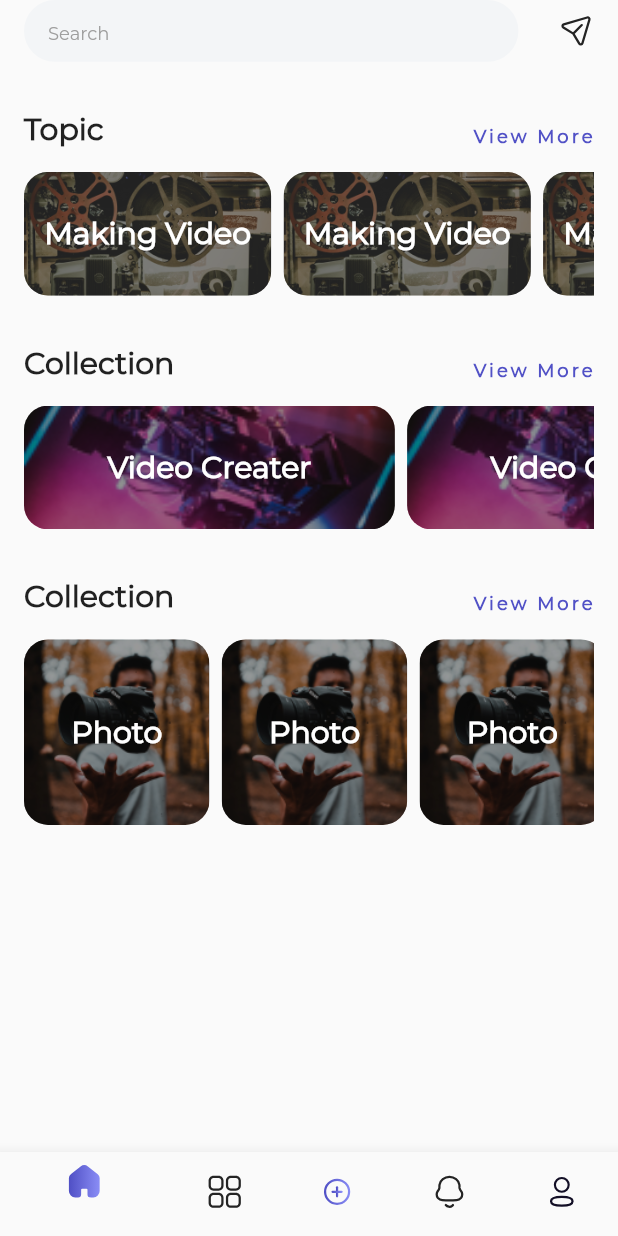
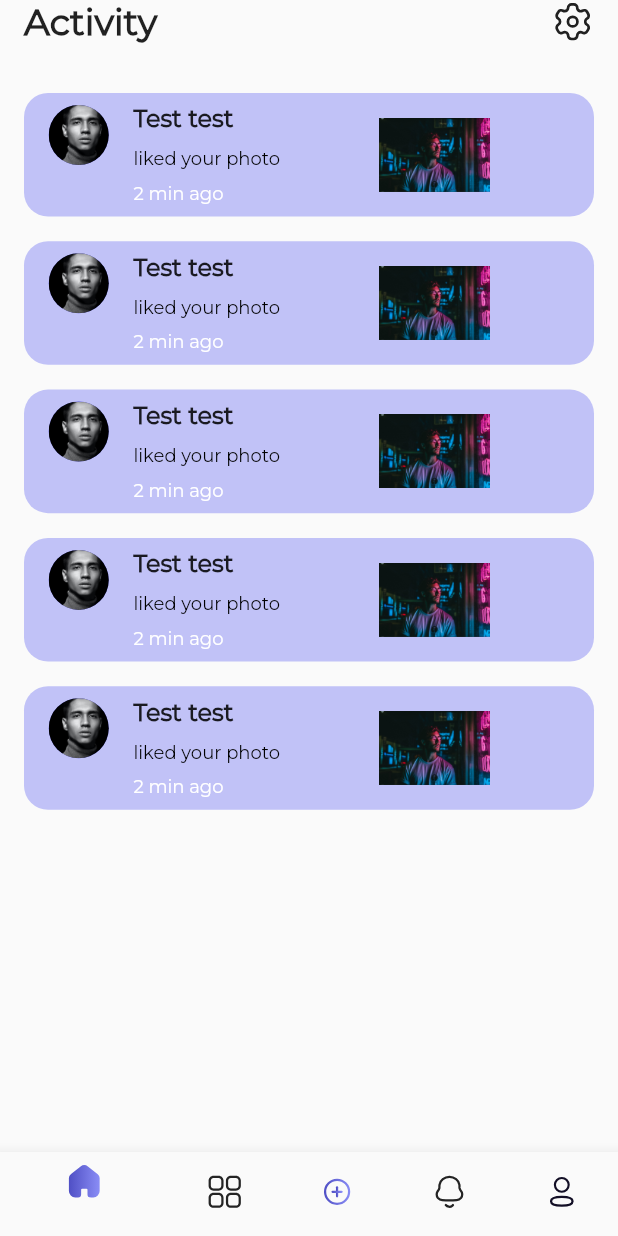
Before and after one commit to batuhanozkandev/send-post-app, a Flutter app: the BaseScreen screen opened by its route, swiped to page 4, on a phone screen of 412 x 824 dp. Run offline on Flutter 3.47's test engine with Material 2 defaults, Android fonts, the phone set to English and light mode, and no system bars; our stand-ins replace cloud_firestore, firebase_auth, firebase_core, flutter_svg, form_builder_validators, get and 1 more; accounts and stored records are empty.

Commit message:
add - notification screen

```diff
--- a/lib/core/configs/getX/page_routes.dart
+++ b/lib/core/configs/getX/page_routes.dart
@@ -3,6 +3,7 @@ import 'package:send_post_app/core/constants/app_routes.dart';
 import 'package:send_post_app/modules/auth/sign_up/presenter/sign_up_screen.dart';
 import 'package:send_post_app/modules/boarding/presenter/boarding_screen.dart';
 import 'package:send_post_app/modules/home/presenter/home_screen.dart';
+import 'package:send_post_app/modules/notification/presenter/notifications_screen.dart';
 import 'package:send_post_app/modules/profile/profile_screen.dart';
 
 import '../../../modules/auth/log_in/presenters/log_in_screen.dart';
@@ -38,4 +39,8 @@ List<GetPage<dynamic>>? pages = [
     name: AppRoutes.category,
     page: () => const CategoryScreen(),
   ),
+  GetPage(
+    name: AppRoutes.notification,
+    page: () => const NotificationScreen(),
+  ),
 ];
--- a/lib/core/constants/app_routes.dart
+++ b/lib/core/constants/app_routes.dart
@@ -6,4 +6,5 @@ class AppRoutes {
   static const String profile = '/profile';
   static const String category = '/category';
   static const String base = '/base';
+  static const String notification = '/notification';
 }
--- a/lib/core/extensions/space.dart
+++ b/lib/core/extensions/space.dart
@@ -23,6 +23,10 @@ extension SpaceExtendion on BuildContext {
       );
 
   // Space | Height
+  SizedBox get yyySmall => SizedBox(
+        height: MediaQuery.of(this).size.height * 0.01,
+      );
+
   SizedBox get yySmall => SizedBox(
         height: MediaQuery.of(this).size.height * 0.02,
       );
--- /dev/null
+++ b/lib/models/avatar_model.dart
@@ -0,0 +1,25 @@
+import 'package:flutter/material.dart';
+
+import '../core/constants/app_images.dart';
+
+class AvatarModel extends StatelessWidget {
+  const AvatarModel({
+    super.key,
+    this.url,
+    this.radius,
+  });
+
+  final String? url;
+  final double? radius;
+
+  @override
+  Widget build(BuildContext context) {
+    return CircleAvatar(
+      foregroundImage: AssetImage(
+        //post.owner?.avatarUrl ?? AppImages.dummyAvatar,
+        url ?? AppImages.dummyAvatar,
+      ),
+      radius: radius ?? 20,
+    );
+  }
+}
--- /dev/null
+++ b/lib/models/settings_icon.dart
@@ -0,0 +1,25 @@
+import 'package:flutter/material.dart';
+import 'package:flutter_svg/svg.dart';
+import 'package:send_post_app/core/extensions/sizer.dart';
+
+import '../core/constants/app_icons.dart';
+
+class SettingsIcon extends StatelessWidget {
+  const SettingsIcon({
+    super.key,
+    this.onTap,
+  });
+
+  final void Function()? onTap;
+
+  @override
+  Widget build(BuildContext context) {
+    return GestureDetector(
+      onTap: onTap ?? () {},
+      child: SvgPicture.asset(
+        AppIcons.settings,
+        height: context.widthOfScreen(7),
+      ),
+    );
+  }
+}
--- a/lib/modules/base/infra/models/bottom_navigation_bar_item.dart
+++ /dev/null
@@ -1,29 +0,0 @@
-import 'package:flutter/material.dart';
-import 'package:flutter_svg/svg.dart';
-
-import '../../../../core/constants/app_icons.dart';
-
-List<BottomNavigationBarItem> navBarItemList = [
-  BottomNavigationBarItem(
-    activeIcon: SvgPicture.asset(AppIcons.homeFilled),
-    label: '',
-    icon: SvgPicture.asset(AppIcons.home),
-  ),
-  BottomNavigationBarItem(
-    label: '',
-    icon: SvgPicture.asset(AppIcons.category),
-    activeIcon: SvgPicture.asset(AppIcons.categoryFilled),
-  ),
-  BottomNavigationBarItem(
-    label: '',
-    icon: SvgPicture.asset(AppIcons.addCircle),
-  ),
-  BottomNavigationBarItem(
-    label: '',
-    icon: SvgPicture.asset(AppIcons.notification),
-  ),
-  BottomNavigationBarItem(
-    label: '',
-    icon: SvgPicture.asset(AppIcons.profile),
-  ),
-];
--- a/lib/modules/base/presenter/base_screen.dart
+++ b/lib/modules/base/presenter/base_screen.dart
@@ -3,6 +3,7 @@ import 'package:flutter_svg/svg.dart';
 import 'package:get/get.dart';
 import 'package:send_post_app/modules/category/presenter/category_screen.dart';
 import 'package:send_post_app/modules/home/presenter/home_screen.dart';
+import 'package:send_post_app/modules/notification/presenter/notifications_screen.dart';
 
 import '../../../core/constants/app_icons.dart';
 import '../infra/datasources/base_screen_controller.dart';
@@ -82,7 +83,7 @@ class BaseScreen extends GetWidget<BaseScreenController> {
               HomeScreen(),
               CategoryScreen(),
               HomeScreen(),
-              CategoryScreen(),
+              NotificationScreen(),
               CategoryScreen(),
             ],
           )),
--- a/lib/modules/home/presenter/widgets/post/post_header.dart
+++ b/lib/modules/home/presenter/widgets/post/post_header.dart
@@ -4,8 +4,8 @@ import 'package:send_post_app/core/extensions/date.dart';
 import 'package:send_post_app/core/extensions/space.dart';
 import 'package:send_post_app/core/extensions/theme.dart';
 
-import '../../../../../core/constants/app_images.dart';
 import '../../../../../entities/post.dart';
+import '../../../../../models/avatar_model.dart';
 
 class PostHeader extends StatelessWidget {
   const PostHeader({
@@ -23,11 +23,7 @@ class PostHeader extends StatelessWidget {
         // Avatar of post
         Row(
           children: [
-            CircleAvatar(
-              foregroundImage: AssetImage(
-                post.owner?.avatarUrl ?? AppImages.dummyAvatar,
-              ),
-            ),
+            AvatarModel(url: post.owner?.avatarUrl),
             context.xSmall,
             Text(
               post.owner?.userName ?? 'Anonymous User',
--- /dev/null
+++ b/lib/modules/notification/infra/datasources/notification_screen_controller.dart
@@ -0,0 +1,3 @@
+import 'package:send_post_app/core/configs/getX/base_controller.dart';
+
+class NotificationScreenController extends BaseController {}
--- /dev/null
+++ b/lib/modules/notification/infra/models/notification_card.dart
@@ -0,0 +1,59 @@
+import 'package:flutter/material.dart';
+import 'package:send_post_app/core/extensions/sizer.dart';
+import 'package:send_post_app/core/extensions/space.dart';
+import 'package:send_post_app/core/extensions/theme.dart';
+
+import '../../../../core/constants/app_images.dart';
+import '../../../../entities/peer.dart';
+import '../../presenter/widgets/card_avatar.dart';
+import '../../presenter/widgets/info.dart';
+
+class NotificationCardModel extends StatelessWidget {
+  const NotificationCardModel({
+    super.key,
+    this.peer,
+  });
+
+  final Peer? peer;
+
+  @override
+  Widget build(BuildContext context) {
+    return Container(
+      height: context.heightOfScreen(10),
+      decoration: BoxDecoration(
+        color: context.primaryColorLight.withOpacity(0.5),
+        borderRadius: BorderRadius.all(
+          Radius.circular(
+            context.radiusHuge,
+          ),
+        ),
+      ),
+      child: Padding(
+        padding: EdgeInsets.symmetric(
+          vertical: context.paddingMedium,
+        ),
+        child: Row(
+          children: [
+            context.xSmall,
+            NotificationCardAvatar(
+              url: peer?.avatarUrl,
+            ),
+            context.xSmall,
+            NotificationCardInfo(
+              userName: peer?.userName,
+              action: 'liked your photo',
+              timeAgo: '2 min ago',
+            ),
+            context.xHuge,
+            SizedBox(
+              height: context.heightOfScreen(6),
+              child: Image.asset(
+                AppImages.dummyPostImage,
+              ),
+            )
+          ],
+        ),
+      ),
+    );
+  }
+}
--- /dev/null
+++ b/lib/modules/notification/presenter/notifications_screen.dart
@@ -0,0 +1,47 @@
+import 'package:flutter/material.dart';
+import 'package:get/get.dart';
+import 'package:send_post_app/core/extensions/space.dart';
+import 'package:send_post_app/core/extensions/theme.dart';
+import 'package:send_post_app/modules/base_page/presenter/base_page.dart';
+import 'package:send_post_app/modules/notification/infra/datasources/notification_screen_controller.dart';
+import 'package:send_post_app/modules/notification/presenter/widgets/header.dart';
+
+import '../../../core/constants/app_images.dart';
+import '../../../entities/peer.dart';
+import '../infra/models/notification_card.dart';
+
+class NotificationScreen extends GetWidget<NotificationScreenController> {
+  const NotificationScreen({Key? key}) : super(key: key);
+
+  @override
+  Widget build(BuildContext context) {
+    return BasePage(
+      hasFocusHandler: true,
+      padding: EdgeInsets.symmetric(
+        horizontal: context.paddingHuge,
+      ),
+      child: Column(
+        children: [
+          const NotificationScreenHeader(),
+          context.ySmall,
+          ListView.builder(
+              itemCount: 5,
+              shrinkWrap: true,
+              itemBuilder: (context, index) {
+                return Column(
+                  children: [
+                    NotificationCardModel(
+                      peer: Peer(
+                        userName: 'Test test',
+                        avatarUrl: AppImages.dummyPhoto,
+                      ),
+                    ),
+                    context.yySmall,
+                  ],
+                );
+              }),
+        ],
+      ),
+    );
+  }
+}
--- /dev/null
+++ b/lib/modules/notification/presenter/widgets/card_avatar.dart
@@ -0,0 +1,24 @@
+import 'package:flutter/material.dart';
+
+import '../../../../core/constants/app_images.dart';
+import '../../../../models/avatar_model.dart';
+
+class NotificationCardAvatar extends StatelessWidget {
+  const NotificationCardAvatar({
+    super.key,
+    this.url,
+  });
+
+  final String? url;
+
+  @override
+  Widget build(BuildContext context) {
+    return Column(
+      children: [
+        AvatarModel(
+          url: url ?? AppImages.dummyAvatar2,
+        ),
+      ],
+    );
+  }
+}
--- /dev/null
+++ b/lib/modules/notification/presenter/widgets/header.dart
@@ -0,0 +1,26 @@
+import 'package:flutter/material.dart';
+import 'package:send_post_app/modules/notification/presenter/widgets/title.dart';
+
+import '../../../../models/settings_icon.dart';
+
+class NotificationScreenHeader extends StatelessWidget {
+  const NotificationScreenHeader({
+    super.key,
+  });
+
+  @override
+  Widget build(BuildContext context) {
+    return Row(
+      mainAxisAlignment: MainAxisAlignment.spaceBetween,
+      crossAxisAlignment: CrossAxisAlignment.end,
+      children: [
+        // title
+        const NotificationScreenTitle(title: 'Activity'),
+        // settings icons
+        SettingsIcon(
+          onTap: () {},
+        ),
+      ],
+    );
+  }
+}
--- /dev/null
+++ b/lib/modules/notification/presenter/widgets/info.dart
@@ -0,0 +1,45 @@
+import 'package:flutter/material.dart';
+import 'package:send_post_app/core/extensions/space.dart';
+import 'package:send_post_app/core/extensions/theme.dart';
+
+class NotificationCardInfo extends StatelessWidget {
+  const NotificationCardInfo({
+    super.key,
+    this.userName,
+    this.action,
+    this.timeAgo,
+  });
+
+  final String? userName;
+  final String? action;
+  final String? timeAgo;
+
+  @override
+  Widget build(BuildContext context) {
+    return Column(
+      crossAxisAlignment: CrossAxisAlignment.start,
+      children: [
+        Text(
+          userName ?? '',
+          style: context.bodyMedium?.copyWith(
+            fontWeight: FontWeight.bold,
+          ),
+        ),
+        context.yyySmall,
+        // Action
+        Text(
+          action ?? '',
+          style: context.labelMedium?.copyWith(),
+        ),
+        context.yyySmall,
+
+        Text(
+          timeAgo ?? '',
+          style: context.labelMedium?.copyWith(
+            color: context.secondary,
+          ),
+        ),
+      ],
+    );
+  }
+}
--- /dev/null
+++ b/lib/modules/notification/presenter/widgets/title.dart
@@ -0,0 +1,21 @@
+import 'package:flutter/material.dart';
+import 'package:send_post_app/core/extensions/theme.dart';
+
+class NotificationScreenTitle extends StatelessWidget {
+  const NotificationScreenTitle({
+    super.key,
+    required this.title,
+  });
+
+  final String title;
+
+  @override
+  Widget build(BuildContext context) {
+    return Text(
+      title,
+      style: context.titleLarge?.copyWith(
+        fontWeight: FontWeight.bold,
+      ),
+    );
+  }
+}
```
